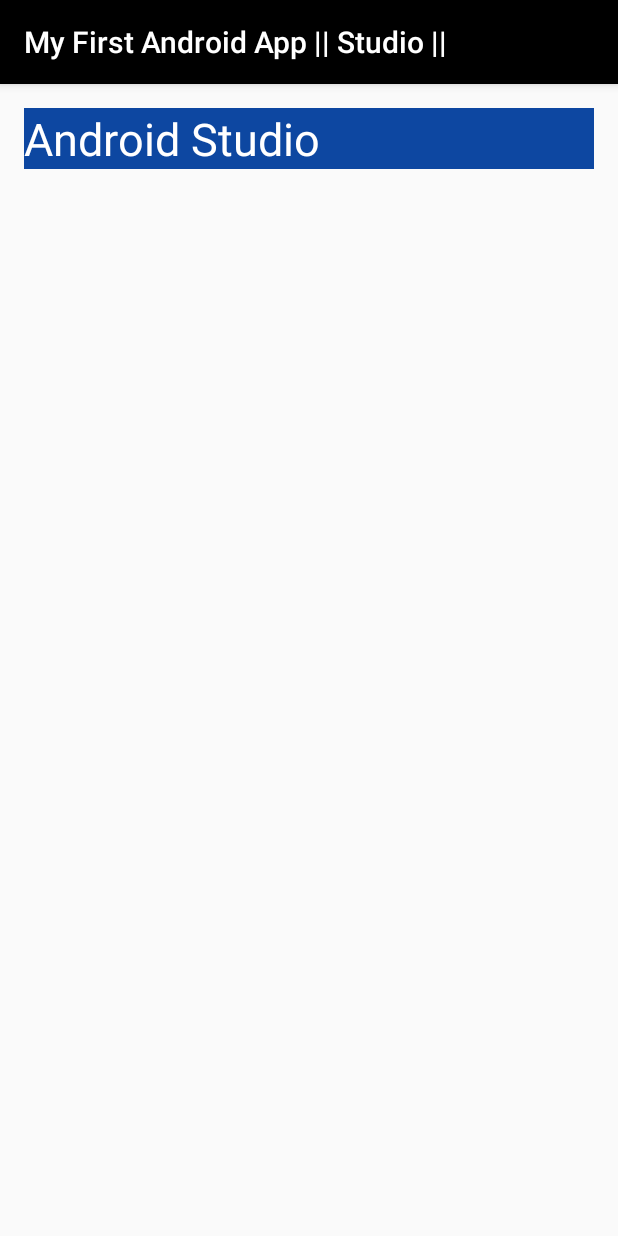
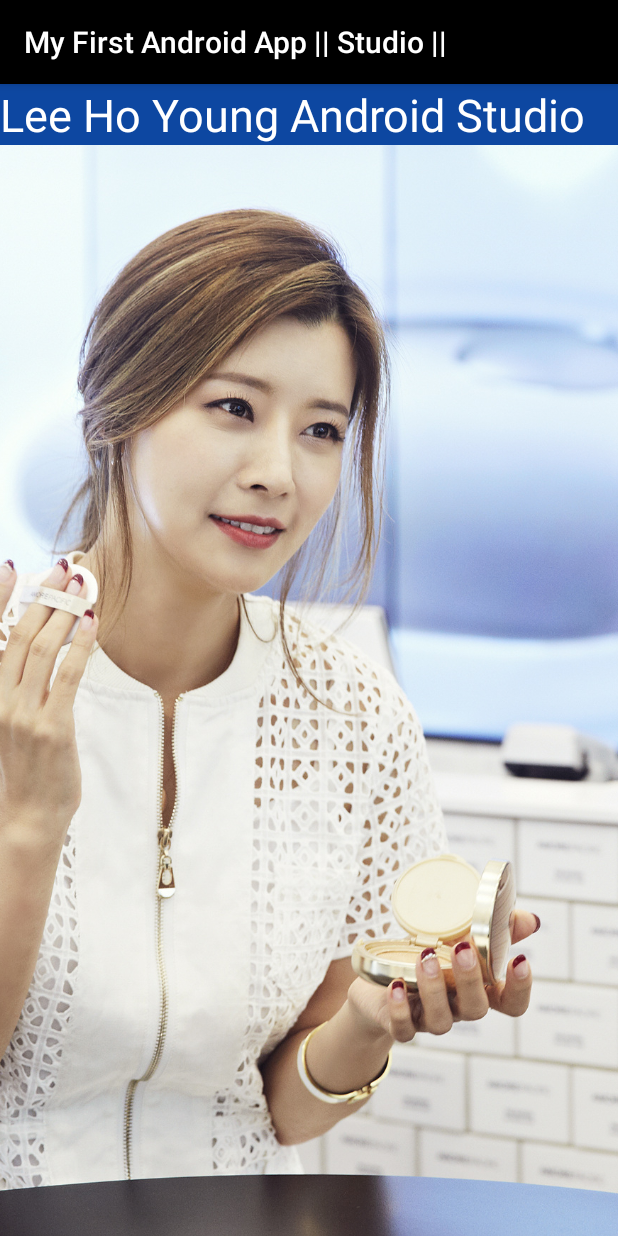
Before and after one commit to hyleekr9580/MyAndroid01, an Android app: the screen it shows after launch (MainActivity), on a phone screen of 412 x 824 dp. Run offline under Robolectric (Android 15) with nearby library versions, the phone set to English and light mode, and no system bars.

Commit message:
이미지뷰어 - scaleType

```diff
--- a/app/src/main/res/layout/activity_main.xml
+++ b/app/src/main/res/layout/activity_main.xml
@@ -4,10 +4,7 @@
     xmlns:tools="http://schemas.android.com/tools"
     android:layout_width="match_parent"
     android:layout_height="match_parent"
-    android:paddingBottom="@dimen/activity_vertical_margin"
-    android:paddingLeft="@dimen/activity_horizontal_margin"
-    android:paddingRight="@dimen/activity_horizontal_margin"
-    android:paddingTop="@dimen/activity_vertical_margin"
+    android:orientation="vertical"
     tools:context=".MainActivity">
 
     <TextView
@@ -15,11 +12,14 @@
         android:layout_height="wrap_content"
         android:background="#0d47a1"
         android:textColor="#ffffff"
-        android:text="Android Studio"
-
-
+        android:text="Lee Ho Young Android Studio"
         android:textSize="30sp" />
     <!-- sp는 설정에서 변경 할 수 있는 부분이 있다. 설정크기-->
     <!--dp는 따로... 설정을 할 수 있다. 문자메세지 크기-->
 
+    <ImageView
+        android:src="@drawable/u"
+        android:layout_width="match_parent"
+        android:layout_height="match_parent"
+        android:scaleType="centerCrop" />
 </LinearLayout>
```
Also changed, not shown: app/src/main/res/drawable-hdpi/u.jpg (added).
